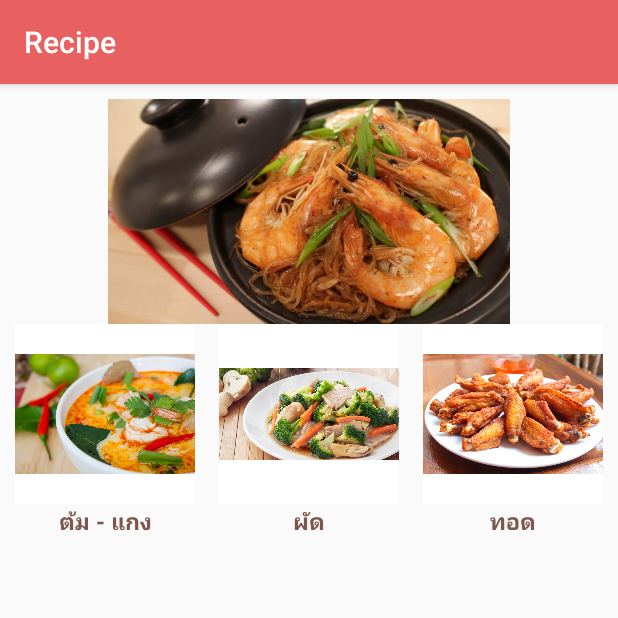
After one commit to ronsaran2009/Recipe, an Android app: the fragment MenuFragment shown on its own in the app's theme, on a phone screen of 412 x 824 dp, the top half of it. The commit adds this screen. Run offline under Robolectric (Android 15) with nearby library versions, the phone set to English and light mode, and no system bars; 2 statements that could not run were skipped.

Commit message:
Add MenuFragement Image Slider

```diff
--- a/app/src/main/java/kmitl/it/recipe/recipe/CategoryFragment.java
+++ b/app/src/main/java/kmitl/it/recipe/recipe/CategoryFragment.java
@@ -16,6 +16,8 @@ import android.widget.Toast;
 import com.google.firebase.auth.FirebaseAuth;
 
 import java.util.ArrayList;
+
+import kmitl.it.recipe.recipe.Menu.MenuFragment;
 
 public class CategoryFragment extends Fragment {
     @Override
@@ -41,6 +43,7 @@ public class CategoryFragment extends Fragment {
                         .beginTransaction()
                         .addToBackStack(null)
                         .replace(R.id.main_view, new RecipeFragment())
+//                        .replace(R.id.main_view, new MenuFragment())
                         .commit();
                 Toast.makeText(
                         getActivity(),"GOTO HOW TO COOK", Toast.LENGTH_SHORT
--- /dev/null
+++ b/app/src/main/java/kmitl/it/recipe/recipe/Menu/MenuFragment.java
@@ -0,0 +1,27 @@
+package kmitl.it.recipe.recipe.Menu;
+
+import android.os.Bundle;
+import android.support.annotation.Nullable;
+import android.support.v4.app.Fragment;
+import android.support.v4.view.ViewPager;
+import android.view.LayoutInflater;
+import android.view.View;
+import android.view.ViewGroup;
+import android.widget.Button;
+
+import kmitl.it.recipe.recipe.R;
+
+public class MenuFragment extends Fragment {
+    public View onCreateView(LayoutInflater inflater, ViewGroup container, Bundle savedInstanceState) {
+        return inflater.inflate(R.layout.fragment_menu, container, false);
+    }
+
+    @Override
+    public void onActivityCreated(@Nullable Bundle savedInstanceState) {
+        super.onActivityCreated(savedInstanceState);
+        ViewPager viewPager = (ViewPager)getView().findViewById(R.id.viewPager);
+        ViewPagerAdapter viewPagerAdapter = new ViewPagerAdapter(this.getContext());
+        viewPager.setAdapter(viewPagerAdapter);
+
+    }
+}
--- /dev/null
+++ b/app/src/main/java/kmitl/it/recipe/recipe/Menu/ViewPagerAdapter.java
@@ -0,0 +1,52 @@
+package kmitl.it.recipe.recipe.Menu;
+
+import android.content.Context;
+import android.media.Image;
+import android.support.annotation.NonNull;
+import android.support.v4.view.PagerAdapter;
+import android.support.v4.view.ViewPager;
+import android.view.LayoutInflater;
+import android.view.View;
+import android.view.ViewGroup;
+import android.widget.ImageView;
+
+import kmitl.it.recipe.recipe.R;
+
+public class ViewPagerAdapter extends PagerAdapter{
+    private Context context;
+    private LayoutInflater layoutInflater;
+    private Integer[] images = {R.drawable.slide1,R.drawable.slide2};
+    public ViewPagerAdapter(Context context) {
+        this.context = context;
+    }
+
+    @Override
+    public int getCount() {
+        return images.length;
+    }
+
+    @Override
+    public boolean isViewFromObject(@NonNull View view, @NonNull Object o) {
+        return view == o;
+    }
+
+    @NonNull
+    @Override
+    public Object instantiateItem(@NonNull ViewGroup container, int position) {
+        layoutInflater = (LayoutInflater) context.getSystemService(Context.LAYOUT_INFLATER_SERVICE);
+        View view = layoutInflater.inflate(R.layout.fragment_menu_custom_layout,null);
+        ImageView imageView = (ImageView) view.findViewById(R.id.imageView);
+        imageView.setImageResource(images[position]);
+
+        ViewPager vp = (ViewPager) container;
+        vp.addView(view,0);
+        return  view;
+    }
+
+    @Override
+    public void destroyItem(@NonNull ViewGroup container, int position, @NonNull Object object) {
+        ViewPager vp = (ViewPager) container;
+        View view = (View) object;
+        vp.removeView(view);
+    }
+}
--- /dev/null
+++ b/app/src/main/res/layout/fragment_menu.xml
@@ -0,0 +1,88 @@
+<?xml version="1.0" encoding="utf-8"?>
+<android.support.constraint.ConstraintLayout xmlns:android="http://schemas.android.com/apk/res/android"
+    android:layout_width="match_parent"
+    android:layout_height="match_parent">
+
+    <ScrollView
+        android:layout_width="match_parent"
+        android:layout_height="match_parent">
+
+        <GridLayout xmlns:android="http://schemas.android.com/apk/res/android"
+            android:layout_width="match_parent"
+            android:layout_height="match_parent"
+            android:orientation="vertical"
+            android:padding="10dp">
+
+            <android.support.v4.view.ViewPager
+                android:id="@+id/viewPager"
+                android:layout_width="match_parent"
+                android:layout_height="150dp">
+
+            </android.support.v4.view.ViewPager>
+
+
+
+            <RelativeLayout>
+
+            <LinearLayout
+                android:layout_width="wrap_content"
+                android:layout_height="wrap_content"
+                android:orientation="vertical">
+
+                <ImageButton
+                    android:id="@+id/cat_boiled"
+                    style="@style/Category_Image"
+                    android:layout_alignParentTop="true"
+                    android:src="@drawable/cat_boiled" />
+
+                <TextView
+                    style="@style/Category_Text"
+                    android:text="ต้ม - แกง" />
+            </LinearLayout>
+
+
+            <LinearLayout
+                android:layout_width="wrap_content"
+                android:layout_height="wrap_content"
+                android:layout_centerHorizontal="true"
+                android:orientation="vertical">
+
+                <ImageButton
+                    android:id="@+id/cat_fried1"
+                    style="@style/Category_Image"
+                    android:layout_centerHorizontal="true"
+                    android:src="@drawable/cat_fried1" />
+
+                <TextView
+                    style="@style/Category_Text"
+                    android:layout_alignParentStart="true"
+                    android:layout_alignParentBottom="true"
+                    android:text="ผัด" />
+            </LinearLayout>
+
+            <LinearLayout
+                android:layout_width="wrap_content"
+                android:layout_height="wrap_content"
+                android:layout_alignParentEnd="true"
+                android:orientation="vertical">
+
+                <ImageButton
+                    android:id="@+id/cat_fried2"
+                    style="@style/Category_Image"
+                    android:layout_alignParentRight="true"
+                    android:src="@drawable/cat_fried2" />
+
+                <TextView
+                    style="@style/Category_Text"
+                    android:layout_alignParentStart="true"
+                    android:layout_alignParentBottom="true"
+                    android:text="ทอด" />
+            </LinearLayout>
+
+            </RelativeLayout>
+
+        </GridLayout>
+
+    </ScrollView>
+
+</android.support.constraint.ConstraintLayout>
--- /dev/null
+++ b/app/src/main/res/layout/fragment_menu_custom_layout.xml
@@ -0,0 +1,16 @@
+<?xml version="1.0" encoding="utf-8"?>
+<android.support.constraint.ConstraintLayout xmlns:android="http://schemas.android.com/apk/res/android"
+    xmlns:app="http://schemas.android.com/apk/res-auto"
+    xmlns:tools="http://schemas.android.com/tools"
+    android:layout_width="match_parent"
+    android:layout_height="match_parent">
+
+
+    <ImageView
+        android:id="@+id/imageView2"
+        android:layout_width="match_parent"
+        android:layout_height="150dp"
+        app:srcCompat="@drawable/cat_baked"
+        tools:layout_editor_absoluteX="100dp"
+        tools:layout_editor_absoluteY="99dp" />
+</android.support.constraint.ConstraintLayout>
```
Also changed, not shown: app/src/main/res/drawable/slide1.jpg (added), app/src/main/res/drawable/slide2.jpg (added).
